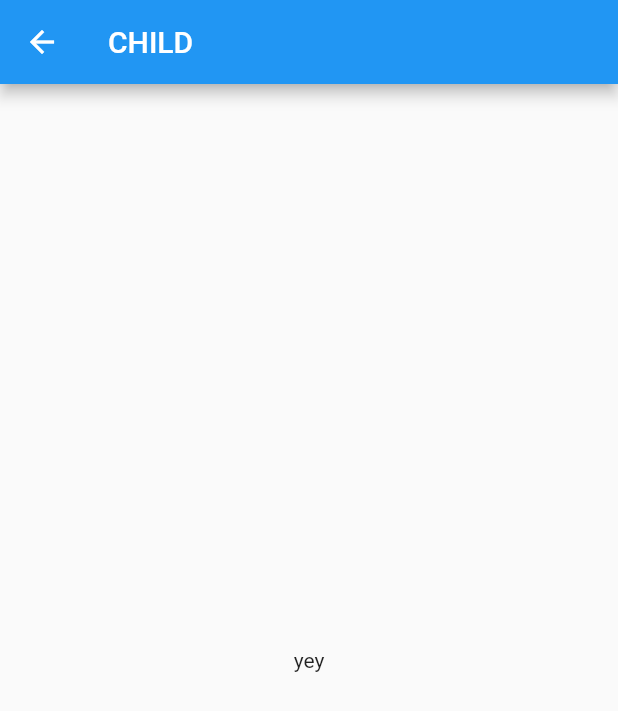
After one commit to Kurogoma4D/flutter_mvvm_example_riverpod, a Flutter app: the screen it shows after launch, after a tap on the "pages" icon, on a phone screen of 412 x 824 dp. The commit adds this screen. Shown: the top 711 px of the screen. Run offline on Flutter 3.47's test engine with Material 2 defaults, Android fonts, the phone set to English and light mode, and no system bars; our stand-ins replace flutter_riverpod, freezed_annotation, riverpod.

Commit message:
add: child page (to listen memos change)

```diff
--- a/lib/utils/view_model.dart
+++ b/lib/utils/view_model.dart
@@ -6,7 +6,10 @@ abstract class ViewModel extends ChangeNotifier with ViewModelMixin {}
 
 mixin ViewModelMixin {
   @protected
-  Reader get read;
+  late final ProviderRefBase ref;
+
+  @protected
+  Reader get read => ref.read;
 
   BuildContext get buildContext =>
       read(navigatorKeyProvider).currentState!.overlay!.context;
--- /dev/null
+++ b/lib/view/pages/child_page.dart
@@ -0,0 +1,18 @@
+import 'package:flutter/material.dart';
+import 'package:flutter_mvvm_example/view_model/child_page_view_model.dart';
+import 'package:flutter_riverpod/flutter_riverpod.dart';
+
+class ChildPage extends ConsumerWidget {
+  const ChildPage({Key? key}) : super(key: key);
+
+  @override
+  Widget build(BuildContext context, WidgetRef ref) {
+    final title = ref.watch(childPageViewModelProvider).title;
+    return Scaffold(
+      appBar: AppBar(title: Text(title)),
+      body: Center(
+        child: Text('yey'),
+      ),
+    );
+  }
+}
--- a/lib/view/pages/home.dart
+++ b/lib/view/pages/home.dart
@@ -1,5 +1,6 @@
 import 'package:flutter/material.dart';
 import 'package:flutter_mvvm_example/models/controllers/app_state_controller.dart';
+import 'package:flutter_mvvm_example/view/pages/child_page.dart';
 import 'package:flutter_mvvm_example/view/widgets/change_title_dialog.dart';
 import 'package:flutter_mvvm_example/view_model/home_view_model.dart';
 import 'package:flutter_riverpod/flutter_riverpod.dart';
@@ -40,6 +41,11 @@ class _Memos extends ConsumerWidget {
     final memos = ref.watch(homeViewModel).memos;
     return ListView(
       children: [
+        MaterialButton(
+          onPressed: () => Navigator.of(context)
+              .push(MaterialPageRoute(builder: (context) => ChildPage())),
+          child: Icon(Icons.pages),
+        ),
         for (final memo in memos)
           ListTile(
             title: Text(memo.title),
--- /dev/null
+++ b/lib/view_model/child_page_view_model.dart
@@ -0,0 +1,19 @@
+import 'package:flutter_mvvm_example/models/controllers/memo_state_controller.dart';
+import 'package:flutter_mvvm_example/models/memo/memo.dart';
+import 'package:flutter_mvvm_example/utils/view_model.dart';
+import 'package:riverpod/riverpod.dart';
+
+final childPageViewModelProvider =
+    Provider.autoDispose((ref) => ChildPageViewModel(ref));
+
+class ChildPageViewModel extends ViewModel {
+  @override
+  final ProviderRefBase ref;
+  final title = 'CHILD';
+
+  ChildPageViewModel(this.ref) {
+    ref.listen<MemoState>(memoStateControllerProvider, (value) {
+      print(value.memos.length);
+    });
+  }
+}
--- a/lib/view_model/home_view_model.dart
+++ b/lib/view_model/home_view_model.dart
@@ -1,22 +1,36 @@
+import 'dart:math' as math;
+
 import 'package:flutter_mvvm_example/models/controllers/memo_state_controller.dart';
 import 'package:flutter_mvvm_example/models/memo/memo.dart';
 import 'package:flutter_mvvm_example/utils/view_model.dart';
 import 'package:flutter_riverpod/flutter_riverpod.dart';
 
-final _memosState =
-    Provider((ref) => ref.watch(memoStateControllerProvider).memos);
+final _random = math.Random();
 
-final homeViewModel = ChangeNotifierProvider.autoDispose((ref) {
-  final memos = ref.watch(_memosState);
-  return HomeViewModel(ref.read, memos);
-});
+final homeViewModel =
+    ChangeNotifierProvider.autoDispose((ref) => HomeViewModel(ref));
 
 class HomeViewModel extends ViewModel {
-  HomeViewModel(this.read, this.memos);
+  HomeViewModel(this.ref) {
+    ref.listen<MemoState>(memoStateControllerProvider, (value) {
+      memos = value.memos;
+      notifyListeners();
+    });
+
+    Stream.periodic(Duration(seconds: 5)).listen((_) {
+      var title = '';
+      for (var i = 0; i < 10; i++) {
+        title += String.fromCharCode('a'.codeUnitAt(0) + _random.nextInt(26));
+      }
+
+      read(memoStateControllerProvider.notifier).addMemo(title, 'foo');
+    });
+  }
 
   @override
-  final Reader read;
-  final List<Memo> memos;
+  final ProviderRefBase ref;
+
+  List<Memo> memos = [];
 
   void onTapAddMemo() {
     final title = 'foo';
```
